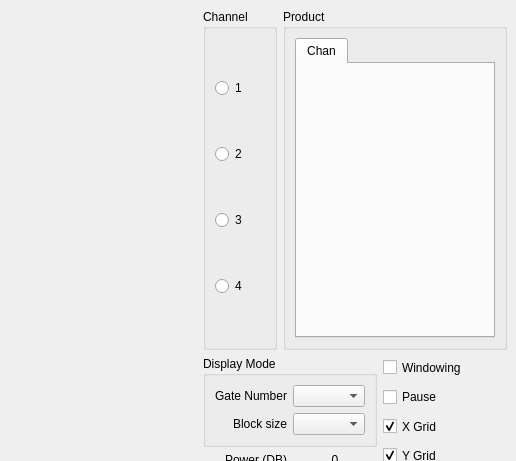
Qt form ProfilerScope.ui (NCAR/ascope) before a commit; both pictures show x 654 to 1170 and y 0 to 461 of the 1170 by 907 pixel window.
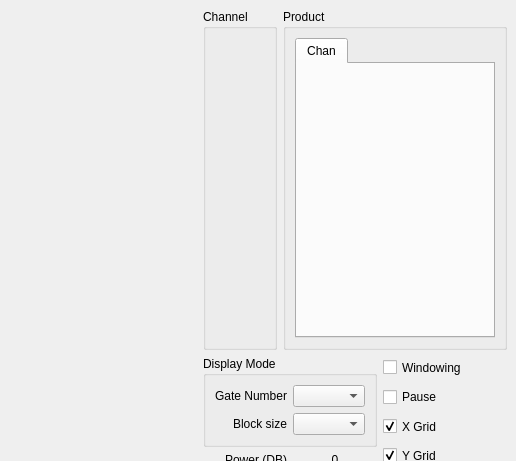
The same form after that commit. Custom widgets are drawn as their Qt base class.

Commit message: Dynamically configure the channel selection, based on the number of channels that appear in the data stream.

The edit to the form file:
```diff
--- a/ProfilerScope.ui
+++ b/ProfilerScope.ui
@@ -54,15 +54,7 @@
         <number>6</number>
        </property>
        <item>
-        <layout class="QVBoxLayout" >
-         <property name="margin" >
-          <number>0</number>
-         </property>
-         <property name="spacing" >
-          <number>6</number>
-         </property>
-         <item>
-          <widget class="QGroupBox" name="groupBox_3" >
+        <widget class="QGroupBox" name="_chanBox" >
            <property name="sizePolicy" >
             <sizepolicy>
              <hsizetype>1</hsizetype>
@@ -71,60 +63,16 @@
              <verstretch>0</verstretch>
             </sizepolicy>
            </property>
+         <property name="minimumSize" >
+          <size>
+           <width>0</width>
+           <height>0</height>
+          </size>
+         </property>
            <property name="title" >
             <string>Channel</string>
            </property>
-           <layout class="QVBoxLayout" >
-            <property name="margin" >
-             <number>9</number>
-            </property>
-            <property name="spacing" >
-             <number>6</number>
-            </property>
-            <item>
-             <widget class="QRadioButton" name="_chan0" >
-              <property name="toolTip" >
-               <string>Select channel 1.</string>
-              </property>
-              <property name="text" >
-               <string>1</string>
-              </property>
-             </widget>
-            </item>
-            <item>
-             <widget class="QRadioButton" name="_chan1" >
-              <property name="toolTip" >
-               <string>Select channel 2.</string>
-              </property>
-              <property name="text" >
-               <string>2</string>
-              </property>
-             </widget>
-            </item>
-            <item>
-             <widget class="QRadioButton" name="_chan2" >
-              <property name="toolTip" >
-               <string>Select channel 3.</string>
-              </property>
-              <property name="text" >
-               <string>3</string>
-              </property>
-             </widget>
-            </item>
-            <item>
-             <widget class="QRadioButton" name="_chan3" >
-              <property name="toolTip" >
-               <string>Select channel 4.</string>
-              </property>
-              <property name="text" >
-               <string>4</string>
-              </property>
-             </widget>
-            </item>
-           </layout>
-          </widget>
-         </item>
-        </layout>
+        </widget>
        </item>
        <item>
         <widget class="QGroupBox" name="groupBox_5" >
```
Left out of the diff: 4 changed lines with no effect on the pictures. Lines whose indentation alone changed are shown as unchanged. The commit also changes 2 other files.
